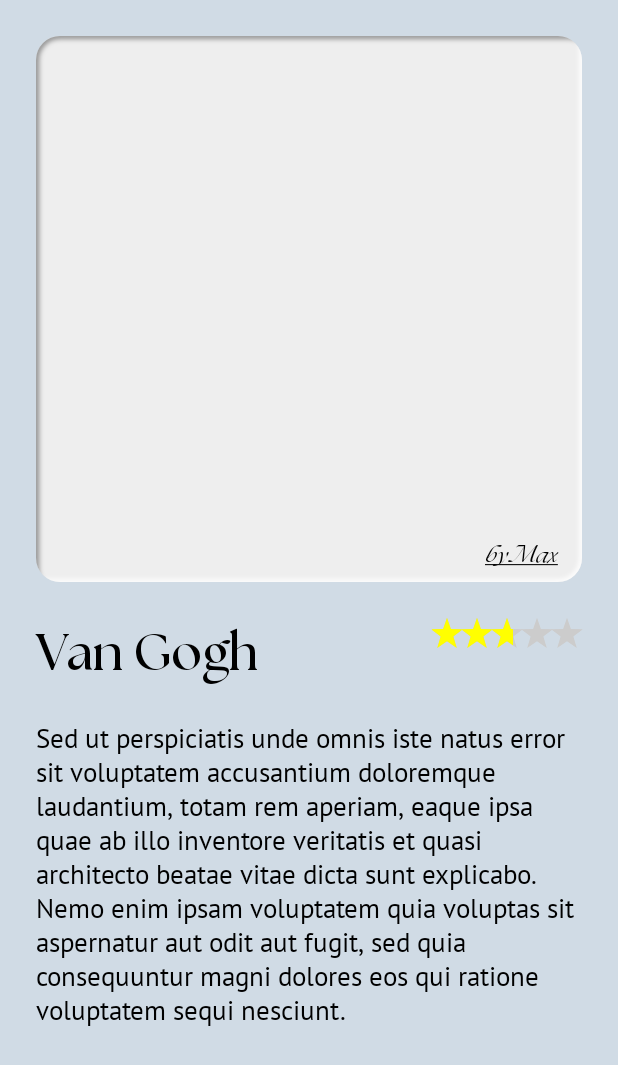
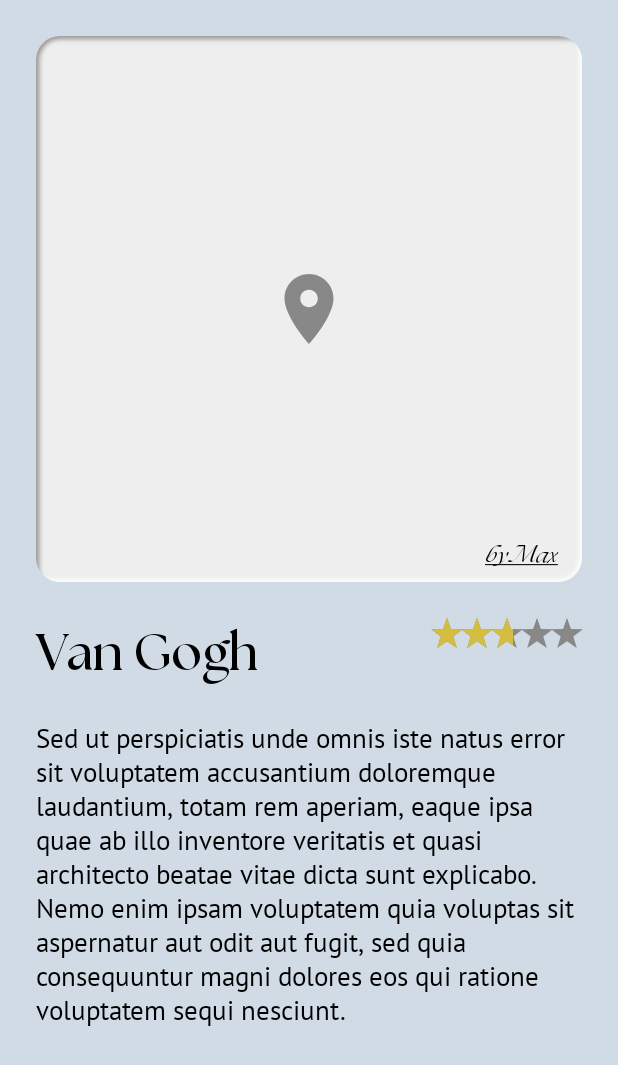
Before and after one commit to voitenkodev/galleryspace, an Android app built with Jetpack Compose: the screen it shows after launch (MainActivity), on a phone screen of 412 x 824 dp. Shown: the top 1065 px of the screen. Run offline under Robolectric (Android 15) with nearby library versions, the phone set to English and light mode, and no system bars; our stand-ins replace Shimmer; pictures from the network do not load.

Commit message:
add shimmer

```diff
--- a/app/src/main/java/com/voitenko/dev/galleryspace/designsystem/Palette.kt
+++ b/app/src/main/java/com/voitenko/dev/galleryspace/designsystem/Palette.kt
@@ -37,11 +37,12 @@ data class GallerySpaceColor(
     val hint: Color,
 )
 
+val crystal = Color(0xFFD0DBE5)
+
 val white = Color(0xFFFFFFFF)
-val gray2 = Color(0xFFEEEEEE)
+val gray1 = Color(0xFFEEEEEE)
+val gray2 = Color(0xFFD5D5D5)
 val gray3 = Color(0xFF888888)
-
-val crystal = Color(0xFFD0DBE5)
 
 val lightPurple = Color(0xFF5622E5)
 val darkPurple = Color(0xFF4119AF)
--- a/app/src/main/java/com/voitenko/dev/galleryspace/designsystem/components/RatingBar.kt
+++ b/app/src/main/java/com/voitenko/dev/galleryspace/designsystem/components/RatingBar.kt
@@ -17,8 +17,8 @@ fun RatingBar(
     modifier: Modifier = Modifier,
     rating: Float = 0.0f,
     maxRating: Int = 5,
-    colorEnabled: Color = Color.Yellow,
-    colorDisabled: Color = Color.LightGray
+    colorEnabled: Color,
+    colorDisabled: Color
 ) = Row(modifier = modifier.wrapContentSize()) {
     (1..maxRating).forEach { step ->
         val stepRating = when {
--- /dev/null
+++ b/app/src/main/java/com/voitenko/dev/galleryspace/designsystem/modifiers/Shimmer.kt
@@ -0,0 +1,315 @@
+package com.voitenko.dev.galleryspace.designsystem.modifiers
+
+import android.graphics.Matrix
+import androidx.compose.animation.core.*
+import androidx.compose.runtime.Composable
+import androidx.compose.runtime.LaunchedEffect
+import androidx.compose.runtime.remember
+import androidx.compose.ui.Modifier
+import androidx.compose.ui.composed
+import androidx.compose.ui.draw.DrawModifier
+import androidx.compose.ui.geometry.Offset
+import androidx.compose.ui.geometry.Rect
+import androidx.compose.ui.geometry.Size
+import androidx.compose.ui.geometry.toRect
+import androidx.compose.ui.graphics.*
+import androidx.compose.ui.graphics.drawscope.ContentDrawScope
+import androidx.compose.ui.graphics.drawscope.drawIntoCanvas
+import androidx.compose.ui.layout.LayoutCoordinates
+import androidx.compose.ui.layout.OnGloballyPositionedModifier
+import androidx.compose.ui.layout.positionInWindow
+import androidx.compose.ui.platform.LocalContext
+import androidx.compose.ui.platform.LocalDensity
+import androidx.compose.ui.unit.Dp
+import androidx.compose.ui.unit.dp
+import kotlinx.coroutines.flow.MutableStateFlow
+import kotlin.math.*
+
+fun Modifier.shimmer(): Modifier = composed {
+    val shimmer = rememberShimmer()
+    val width = with(LocalDensity.current) { shimmer.theme.shimmerWidth.toPx() }
+    val area = remember(width, shimmer.theme.rotation) {
+        ShimmerArea(width, shimmer.theme.rotation)
+    }
+
+    LaunchedEffect(area, shimmer) {
+        shimmer.boundsFlow.collect {
+            area.updateBounds(it)
+        }
+    }
+
+    remember(area, shimmer) { ShimmerModifier(area, shimmer.effect) }
+}
+
+internal class ShimmerModifier(
+    private val area: ShimmerArea,
+    private val effect: ShimmerEffect,
+) : DrawModifier, OnGloballyPositionedModifier {
+
+    override fun ContentDrawScope.draw() {
+        with(effect) { draw(area) }
+    }
+
+    override fun onGloballyPositioned(coordinates: LayoutCoordinates) {
+        val viewBounds = coordinates.unclippedBoundsInWindow()
+        area.viewBounds = viewBounds
+    }
+}
+
+@Composable
+fun rememberShimmer(
+    theme: ShimmerConfiguration = ShimmerConfiguration(),
+): Shimmer {
+    val displayMetrics = LocalContext.current.resources.displayMetrics
+
+    val effect = rememberShimmerEffect(theme)
+    val bounds = remember(displayMetrics) {
+        Rect(0f, 0f, displayMetrics.widthPixels.toFloat(), displayMetrics.heightPixels.toFloat())
+    }
+
+    return remember(theme, effect, bounds) {
+        Shimmer(theme, effect, bounds)
+    }
+}
+
+class Shimmer internal constructor(
+    internal val theme: ShimmerConfiguration,
+    internal val effect: ShimmerEffect,
+    bounds: Rect?,
+) {
+
+    internal val boundsFlow = MutableStateFlow(bounds)
+
+    override fun equals(other: Any?): Boolean {
+        if (this === other) return true
+        if (javaClass != other?.javaClass) return false
+        other as Shimmer
+        if (theme != other.theme) return false
+        if (effect != other.effect) return false
+        return true
+    }
+
+    override fun hashCode(): Int {
+        var result = theme.hashCode()
+        result = 31 * result + effect.hashCode()
+        return result
+    }
+}
+
+/**
+ * Describes the area in which the shimmer effect will be drawn.
+ */
+internal class ShimmerArea(
+    private val widthOfShimmer: Float,
+    rotationInDegree: Float,
+) {
+
+    private val reducedRotation = rotationInDegree.reduceRotation().toRadian()
+
+    // = Rect.Zero -> Don't draw
+    // = null -> Draw into view
+    private var requestedShimmerBounds: Rect? = null
+    private var shimmerSize: Size = Size.Zero
+
+    var translationDistance = 0f
+        private set
+
+    var pivotPoint = Offset.Unspecified
+        private set
+
+    var shimmerBounds = Rect.Zero
+        private set
+
+    var viewBounds = Rect.Zero
+        set(value) {
+            if (value == field) return
+            field = value
+            computeShimmerBounds()
+        }
+
+    fun updateBounds(shimmerBounds: Rect?) {
+        if (this.requestedShimmerBounds == shimmerBounds) return
+        requestedShimmerBounds = shimmerBounds
+        computeShimmerBounds()
+    }
+
+    private fun computeShimmerBounds() {
+        if (viewBounds.isEmpty) return
+        shimmerBounds = requestedShimmerBounds ?: viewBounds
+        pivotPoint = -viewBounds.topLeft + shimmerBounds.center
+        val newShimmerSize = shimmerBounds.size
+        if (shimmerSize != newShimmerSize) {
+            shimmerSize = newShimmerSize
+            computeTranslationDistance()
+        }
+    }
+
+    private fun computeTranslationDistance() {
+        val width = shimmerSize.width / 2
+        val height = shimmerSize.height / 2
+        val distanceCornerToCenter = sqrt(width.pow(2) + height.pow(2))
+        val beta = acos(width / distanceCornerToCenter)
+        val alpha = beta - reducedRotation
+        val distanceCornerToRotatedCenterLine = cos(alpha) * distanceCornerToCenter
+        translationDistance = distanceCornerToRotatedCenterLine * 2 + widthOfShimmer
+    }
+
+    private fun Float.reduceRotation(): Float {
+        if (this < 0f) throw IllegalArgumentException("The shimmer's rotation must be a positive number")
+        var rotation = this % 180   // 0..179, 0
+        rotation -= 90              // -90..0..89, -90
+        rotation = -abs(rotation)   // -90..0..-90
+        return rotation + 90        // 0..90..0
+    }
+
+    private fun Float.toRadian(): Float = this / 180 * 3.141592653589793f
+
+    override fun equals(other: Any?): Boolean {
+        if (this === other) return true
+        if (javaClass != other?.javaClass) return false
+
+        other as ShimmerArea
+
+        if (widthOfShimmer != other.widthOfShimmer) return false
+        if (reducedRotation != other.reducedRotation) return false
+
+        return true
+    }
+
+    override fun hashCode(): Int {
+        var result = widthOfShimmer.hashCode()
+        result = 31 * result + reducedRotation.hashCode()
+        return result
+    }
+}
+
+@Composable
+internal fun rememberShimmerEffect(theme: ShimmerConfiguration): ShimmerEffect {
+    val shimmerWidth = with(LocalDensity.current) { theme.shimmerWidth.toPx() }
+    val shimmerEffect = remember(theme) {
+        ShimmerEffect(
+            animationSpec = theme.animationSpec,
+            blendMode = theme.blendMode,
+            rotation = theme.rotation,
+            shaderColors = theme.shaderColors,
+            shaderColorStops = theme.shaderColorStops,
+            shimmerWidth = shimmerWidth,
+        )
+    }
+
+    LaunchedEffect(shimmerEffect) {
+        shimmerEffect.startAnimation()
+    }
+    return shimmerEffect
+}
+
+internal class ShimmerEffect(
+    private val animationSpec: AnimationSpec<Float>,
+    private val blendMode: BlendMode,
+    private val rotation: Float,
+    private val shaderColors: List<Color>,
+    private val shaderColorStops: List<Float>?,
+    private val shimmerWidth: Float,
+) {
+
+    private val animatedState = Animatable(0f)
+
+    private val transformationMatrix = Matrix()
+
+    private val shader = LinearGradientShader(
+        from = Offset(-shimmerWidth / 2, 0f),
+        to = Offset(shimmerWidth / 2, 0f),
+        colors = shaderColors,
+        colorStops = shaderColorStops,
+    )
+
+    private val paint = Paint().apply {
+        isAntiAlias = true
+        style = PaintingStyle.Fill
+        blendMode = this@ShimmerEffect.blendMode
+        shader = this@ShimmerEffect.shader
+    }
+
+    internal suspend fun startAnimation() {
+        animatedState.animateTo(
+            targetValue = 1f,
+            animationSpec = animationSpec,
+        )
+    }
+
+    private val emptyPaint = Paint()
+
+    fun ContentDrawScope.draw(shimmerArea: ShimmerArea) = with(shimmerArea) {
+        if (shimmerBounds.isEmpty || viewBounds.isEmpty) return
+
+        val progress = animatedState.value
+        val traversal = -translationDistance / 2 + translationDistance * progress + pivotPoint.x
+
+        transformationMatrix.apply {
+            reset()
+            postTranslate(traversal, 0f)
+            postRotate(rotation, pivotPoint.x, pivotPoint.y)
+        }
+        shader.setLocalMatrix(transformationMatrix)
+
+        val drawArea = size.toRect()
+        drawIntoCanvas { canvas ->
+            canvas.withSaveLayer(
+                bounds = drawArea, emptyPaint
+            ) {
+                drawContent()
+                canvas.drawRect(drawArea, paint)
+            }
+        }
+    }
+
+    override fun equals(other: Any?): Boolean {
+        if (this === other) return true
+        if (javaClass != other?.javaClass) return false
+        other as ShimmerEffect
+        if (animationSpec != other.animationSpec) return false
+        if (blendMode != other.blendMode) return false
+        if (rotation != other.rotation) return false
+        if (shaderColors != other.shaderColors) return false
+        if (shaderColorStops != other.shaderColorStops) return false
+        if (shimmerWidth != other.shimmerWidth) return false
+
+        return true
+    }
+
+    override fun hashCode(): Int {
+        var result = animationSpec.hashCode()
+        result = 31 * result + blendMode.hashCode()
+        result = 31 * result + rotation.hashCode()
+        result = 31 * result + shaderColors.hashCode()
+        result = 31 * result + shaderColorStops.hashCode()
+        result = 31 * result + shimmerWidth.hashCode()
+        return result
+    }
+}
+
+data class ShimmerConfiguration(
+    val animationSpec: AnimationSpec<Float> = infiniteRepeatable(
+        animation = tween(900, easing = LinearEasing, delayMillis = 700),
+        repeatMode = RepeatMode.Restart,
+    ),
+    val blendMode: BlendMode = BlendMode.DstIn,
+    val rotation: Float = 15.0f,
+    val shaderColors: List<Color> = listOf(
+        Color.Unspecified.copy(alpha = 0.25f),
+        Color.Unspecified.copy(alpha = 1.00f),
+        Color.Unspecified.copy(alpha = 0.25f),
+    ),
+    val shaderColorStops: List<Float>? = listOf(0.0f, 0.5f, 1.0f),
+    val shimmerWidth: Dp = 400.dp,
+)
+
+fun LayoutCoordinates.unclippedBoundsInWindow(): Rect {
+    val positionInWindow = positionInWindow()
+    return Rect(
+        positionInWindow.x,
+        positionInWindow.y,
+        positionInWindow.x + size.width,
+        positionInWindow.y + size.height,
+    )
+}
--- a/app/src/main/java/com/voitenko/dev/galleryspace/presentpicture/PresentPictureScreen.kt
+++ b/app/src/main/java/com/voitenko/dev/galleryspace/presentpicture/PresentPictureScreen.kt
@@ -5,6 +5,9 @@ import androidx.compose.foundation.ExperimentalFoundationApi
 import androidx.compose.foundation.background
 import androidx.compose.foundation.layout.*
 import androidx.compose.foundation.shape.RoundedCornerShape
+import androidx.compose.material.Icon
+import androidx.compose.material.icons.Icons
+import androidx.compose.material.icons.filled.LocationOn
 import androidx.compose.runtime.Composable
 import androidx.compose.ui.Alignment
 import androidx.compose.ui.ExperimentalComposeUiApi
@@ -16,12 +19,10 @@ import coil.compose.AsyncImagePainter
 import coil.compose.rememberAsyncImagePainter
 import coil.request.ImageRequest
 import coil.size.Size
+import com.voitenko.dev.galleryspace.designsystem.*
 import com.voitenko.dev.galleryspace.designsystem.components.*
-import com.voitenko.dev.galleryspace.designsystem.crystal
-import com.voitenko.dev.galleryspace.designsystem.gray2
-import com.voitenko.dev.galleryspace.designsystem.gray3
 import com.voitenko.dev.galleryspace.designsystem.modifiers.neu
-import com.voitenko.dev.galleryspace.designsystem.white
+import com.voitenko.dev.galleryspace.designsystem.modifiers.shimmer
 
 @ExperimentalFoundationApi
 @ExperimentalComposeUiApi
@@ -31,10 +32,8 @@ fun PresentPictureScreen() {
     val painter = rememberAsyncImagePainter(
         model = ImageRequest.Builder(LocalContext.current)
             .data("https://upload.wikimedia.org/wikipedia/commons/thumb/d/d9/%D0%A7%D1%91%D1%80%D0%BD%D1%8B%D0%B9_%D1%81%D1%83%D0%BF%D1%80%D0%B5%D0%BC%D0%B0%D1%82%D0%B8%D1%87%D0%B5%D1%81%D0%BA%D0%B8%D0%B9_%D0%BA%D0%B2%D0%B0%D0%B4%D1%80%D0%B0%D1%82._1915._%D0%93%D0%A2%D0%93.png/350px-%D0%A7%D1%91%D1%80%D0%BD%D1%8B%D0%B9_%D1%81%D1%83%D0%BF%D1%80%D0%B5%D0%BC%D0%B0%D1%82%D0%B8%D1%87%D0%B5%D1%81%D0%BA%D0%B8%D0%B9_%D0%BA%D0%B2%D0%B0%D0%B4%D1%80%D0%B0%D1%82._1915._%D0%93%D0%A2%D0%93.png".toUri())
-            .size(Size.ORIGINAL)
-            .build()
+            .size(Size.ORIGINAL).build()
     )
-
     Column(
         modifier = Modifier
             .fillMaxSize()
@@ -46,7 +45,7 @@ fun PresentPictureScreen() {
         BoxWithConstraints(
             modifier = Modifier
                 .fillMaxWidth()
-                .background(color = gray2, shape = RoundedCornerShape(16.dp))
+                .background(color = gray1, shape = RoundedCornerShape(16.dp))
                 .aspectRatio(1f)
                 .neu(
                     radius = 16.dp,
@@ -56,10 +55,28 @@ fun PresentPictureScreen() {
                 ), contentAlignment = Alignment.Center
         ) {
 
+            (painter.state as? AsyncImagePainter.State.Loading)?.let {
+                Spacer(
+                    modifier = Modifier
+                        .fillMaxSize()
+                        .padding(3.dp)
+                        .shimmer()
+                        .background(color = crystal, shape = RoundedCornerShape(16.dp))
+                )
+            }
+
             (painter.state as? AsyncImagePainter.State.Success)?.result?.drawable?.let {
                 AdaptiveImage(
-                    drawable = it,
-                    paddingCoefficient = 1.5
+                    drawable = it, paddingCoefficient = 1.5
+                )
+            }
+
+            (painter.state as? AsyncImagePainter.State.Error)?.let {
+                Icon(
+                    imageVector = Icons.Filled.LocationOn,
+                    modifier = Modifier.size(56.dp),
+                    contentDescription = "",
+                    tint = gray3
                 )
             }
 
@@ -82,6 +99,8 @@ fun PresentPictureScreen() {
             RatingBar(
                 modifier = Modifier.height(20.dp),
                 rating = 2.7f,
+                colorEnabled = darkYellow,
+                colorDisabled = gray3
             )
         }
 
```
Also changed, not shown: app/src/main/java/com/voitenko/dev/galleryspace/designsystem/modifiers/TouchRolling.kt (+3 -7 lines).
